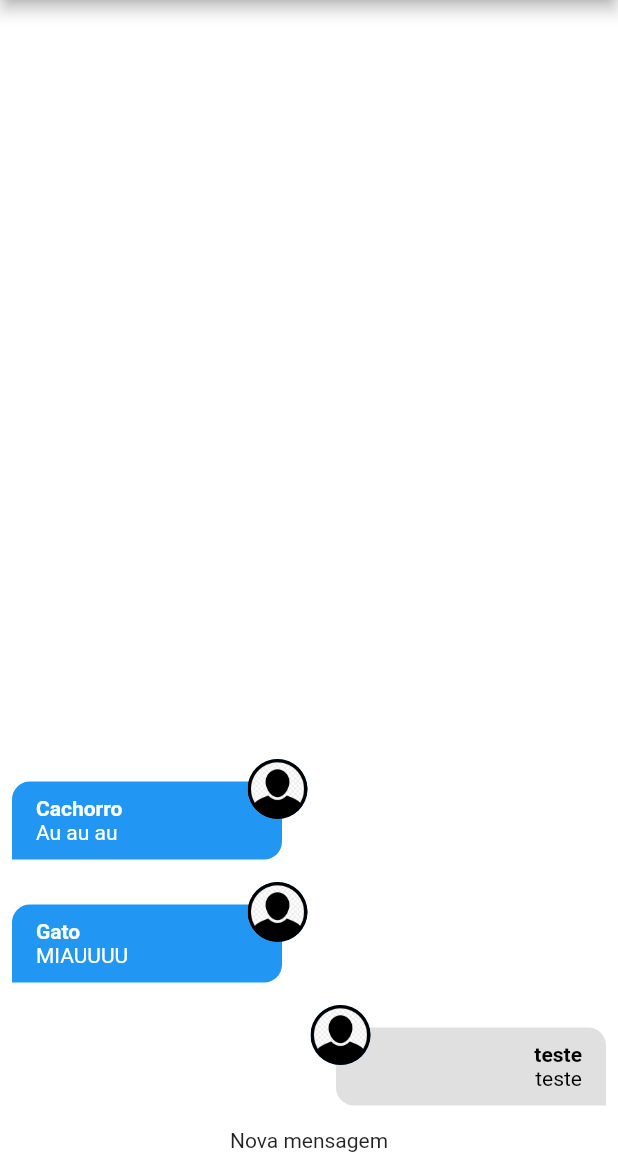
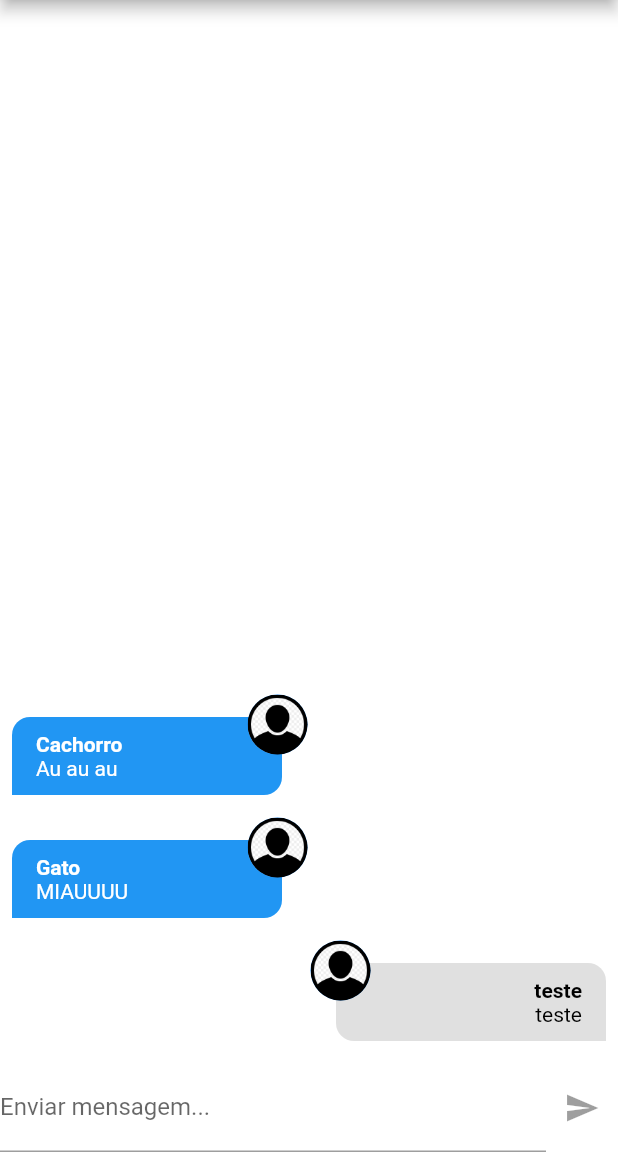
Before and after one commit to Joao-Kleber-Linhalis/chat_app, a Flutter app: the screen it shows after launch, on a phone screen of 412 x 824 dp, the part 84-1236 px from its top. Run offline on Flutter 3.47's test engine with Material 3 defaults, Android fonts, the phone set to English and light mode, and no system bars; our stand-ins replace image_picker; accounts and stored records are empty.

Commit message:
Enviar mensagem

```diff
--- a/lib/components/new_message.dart
+++ b/lib/components/new_message.dart
@@ -1,12 +1,51 @@
+import 'package:chat_app/core/services/auth/auth_service.dart';
+import 'package:chat_app/core/services/chat/chat_service.dart';
 import 'package:flutter/material.dart';
+import 'package:flutter/widgets.dart';
 
-class NewMenssage extends StatelessWidget {
+class NewMenssage extends StatefulWidget {
   const NewMenssage({super.key});
 
   @override
+  State<NewMenssage> createState() => _NewMenssageState();
+}
+
+class _NewMenssageState extends State<NewMenssage> {
+  String _message = '';
+  final _messageController = TextEditingController();
+
+  Future<void> _sendMessage() async {
+    final user = AuthService().currentUser;
+
+    if (user != null) {
+      await ChatService().save(_message, user);
+      _messageController.clear();
+    }
+  }
+
+  @override
   Widget build(BuildContext context) {
-    return Center(
-      child: Text("Nova mensagem"),
+    return Row(
+      children: [
+        Expanded(
+          child: TextField(
+            controller: _messageController,
+            onChanged: (msg) => setState(() => _message = msg),
+            decoration: InputDecoration(
+              labelText: "Enviar mensagem...",
+            ),
+            onSubmitted: (_){
+              if(_message.trim().isNotEmpty){
+                _sendMessage();
+              }
+            },
+          ),
+        ),
+        IconButton(
+          icon: Icon(Icons.send),
+          onPressed: _message.trim().isEmpty ? null : _sendMessage,
+        ),
+      ],
     );
   }
 }
--- a/lib/core/services/chat/chat_mock_service.dart
+++ b/lib/core/services/chat/chat_mock_service.dart
@@ -56,7 +56,7 @@ class ChatMockService implements ChatService {
 
     _msgs.add(newMessage);
 
-    _controller?.add(_msgs);
+    _controller?.add(_msgs.reversed.toList());
     return newMessage;
   }
 }
```
